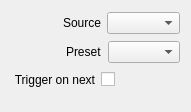
Old version of the form src/Widgets/Inspector/TriCaster/InspectorPresetWidget.ui in the repository CasparCG/client.
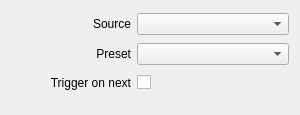
New version of the form.

Commit message: Simplify layout of inspector widgets

```diff
--- a/src/Widgets/Inspector/TriCaster/InspectorPresetWidget.ui
+++ b/src/Widgets/Inspector/TriCaster/InspectorPresetWidget.ui
@@ -6,8 +6,8 @@
    <rect>
     <x>0</x>
     <y>0</y>
-    <width>178</width>
-    <height>112</height>
+    <width>300</width>
+    <height>115</height>
    </rect>
   </property>
   <property name="sizePolicy">
@@ -16,109 +16,54 @@
     <verstretch>0</verstretch>
    </sizepolicy>
   </property>
-  <layout class="QVBoxLayout" name="verticalLayout">
-   <item>
-    <layout class="QHBoxLayout" name="horizontalLayoutSource">
-     <item>
-      <spacer name="horizontalSpacerSource">
-       <property name="orientation">
-        <enum>Qt::Horizontal</enum>
-       </property>
-       <property name="sizeType">
-        <enum>QSizePolicy::Fixed</enum>
-       </property>
-       <property name="sizeHint" stdset="0">
-        <size>
-         <width>52</width>
-         <height>20</height>
-        </size>
-       </property>
-      </spacer>
-     </item>
-     <item>
-      <widget class="QLabel" name="labelSource">
-       <property name="text">
-        <string>Source</string>
-       </property>
-      </widget>
-     </item>
-     <item>
-      <widget class="QComboBox" name="comboBoxSource">
-       <property name="sizePolicy">
-        <sizepolicy hsizetype="Expanding" vsizetype="Fixed">
-         <horstretch>0</horstretch>
-         <verstretch>0</verstretch>
-        </sizepolicy>
-       </property>
-      </widget>
-     </item>
-    </layout>
+  <layout class="QGridLayout" name="gridLayout">
+   <property name="bottomMargin">
+    <number>20</number>
+   </property>
+   <item row="1" column="1">
+    <widget class="QComboBox" name="comboBoxPreset">
+     <property name="sizePolicy">
+      <sizepolicy hsizetype="Expanding" vsizetype="Fixed">
+       <horstretch>0</horstretch>
+       <verstretch>0</verstretch>
+      </sizepolicy>
+     </property>
+    </widget>
    </item>
-   <item>
-    <layout class="QHBoxLayout" name="horizontalLayoutPreset">
-     <item>
-      <spacer name="horizontalSpacerPreset">
-       <property name="orientation">
-        <enum>Qt::Horizontal</enum>
-       </property>
-       <property name="sizeType">
-        <enum>QSizePolicy::Fixed</enum>
-       </property>
-       <property name="sizeHint" stdset="0">
-        <size>
-         <width>55</width>
-         <height>20</height>
-        </size>
-       </property>
-      </spacer>
-     </item>
-     <item>
-      <widget class="QLabel" name="labelPreset">
-       <property name="text">
-        <string>Preset</string>
-       </property>
-      </widget>
-     </item>
-     <item>
-      <widget class="QComboBox" name="comboBoxPreset">
-       <property name="sizePolicy">
-        <sizepolicy hsizetype="Expanding" vsizetype="Fixed">
-         <horstretch>0</horstretch>
-         <verstretch>0</verstretch>
-        </sizepolicy>
-       </property>
-      </widget>
-     </item>
-    </layout>
+   <item row="0" column="0">
+    <widget class="QLabel" name="labelSource">
+     <property name="minimumSize">
+      <size>
+       <width>120</width>
+       <height>0</height>
+      </size>
+     </property>
+     <property name="text">
+      <string>Source</string>
+     </property>
+     <property name="alignment">
+      <set>Qt::AlignRight|Qt::AlignTrailing|Qt::AlignVCenter</set>
+     </property>
+    </widget>
    </item>
-   <item>
+   <item row="2" column="0">
+    <widget class="QLabel" name="labelTriggerOnNext">
+     <property name="minimumSize">
+      <size>
+       <width>120</width>
+       <height>0</height>
+      </size>
+     </property>
+     <property name="text">
+      <string>Trigger on next</string>
+     </property>
+     <property name="alignment">
+      <set>Qt::AlignRight|Qt::AlignTrailing|Qt::AlignVCenter</set>
+     </property>
+    </widget>
+   </item>
+   <item row="2" column="1">
     <layout class="QHBoxLayout" name="horizontalLayoutTriggerOnNext">
-     <item>
-      <spacer name="horizontalSpacerTriggerOnNext1">
-       <property name="orientation">
-        <enum>Qt::Horizontal</enum>
-       </property>
-       <property name="sizeType">
-        <enum>QSizePolicy::Fixed</enum>
-       </property>
-       <property name="sizeHint" stdset="0">
-        <size>
-         <width>2</width>
-         <height>20</height>
-        </size>
-       </property>
-      </spacer>
-     </item>
-     <item>
-      <widget class="QLabel" name="labelTriggerOnNext">
-       <property name="text">
-        <string>Trigger on next</string>
-       </property>
-       <property name="alignment">
-        <set>Qt::AlignRight|Qt::AlignTrailing|Qt::AlignVCenter</set>
-       </property>
-      </widget>
-     </item>
      <item>
       <widget class="QCheckBox" name="checkBoxTriggerOnNext">
        <property name="layoutDirection">
@@ -144,21 +89,31 @@
      </item>
     </layout>
    </item>
-   <item>
-    <spacer name="verticalSpacerPreset">
-     <property name="orientation">
-      <enum>Qt::Vertical</enum>
-     </property>
-     <property name="sizeType">
-      <enum>QSizePolicy::Fixed</enum>
-     </property>
-     <property name="sizeHint" stdset="0">
+   <item row="1" column="0">
+    <widget class="QLabel" name="labelPreset">
+     <property name="minimumSize">
       <size>
-       <width>20</width>
-       <height>10</height>
+       <width>120</width>
+       <height>0</height>
       </size>
      </property>
-    </spacer>
+     <property name="text">
+      <string>Preset</string>
+     </property>
+     <property name="alignment">
+      <set>Qt::AlignRight|Qt::AlignTrailing|Qt::AlignVCenter</set>
+     </property>
+    </widget>
+   </item>
+   <item row="0" column="1">
+    <widget class="QComboBox" name="comboBoxSource">
+     <property name="sizePolicy">
+      <sizepolicy hsizetype="Expanding" vsizetype="Fixed">
+       <horstretch>0</horstretch>
+       <verstretch>0</verstretch>
+      </sizepolicy>
+     </property>
+    </widget>
    </item>
   </layout>
  </widget>
```
Left out of the diff: 5 changed lines with no effect on the pictures. The commit also changes 58 other files.
